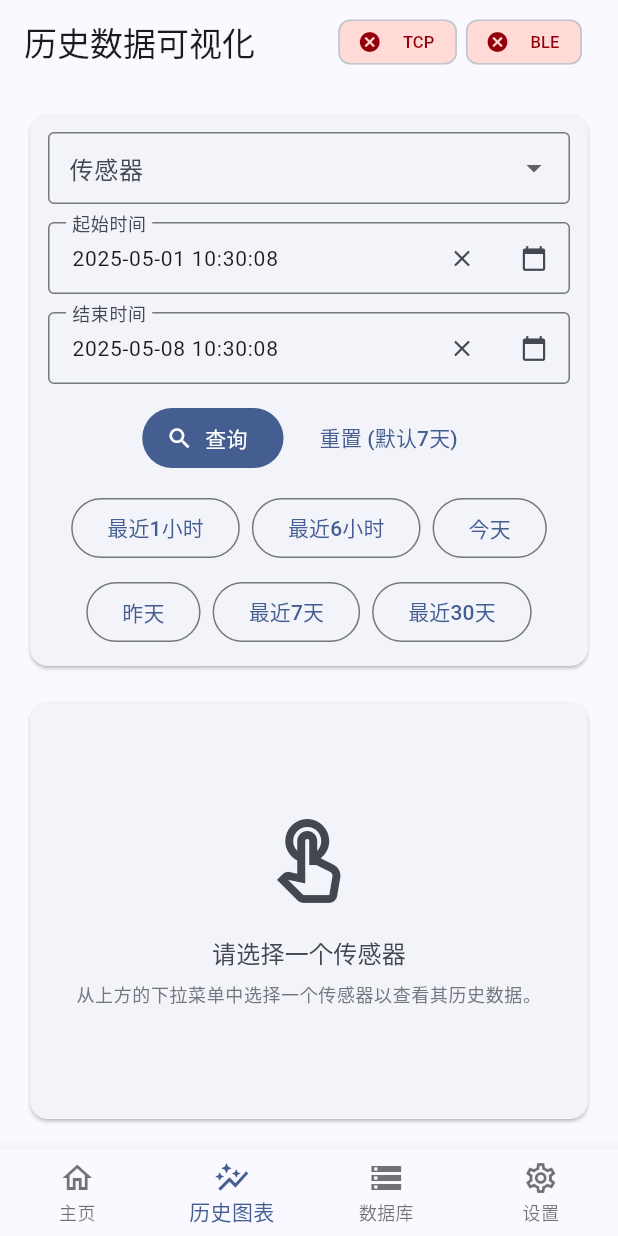
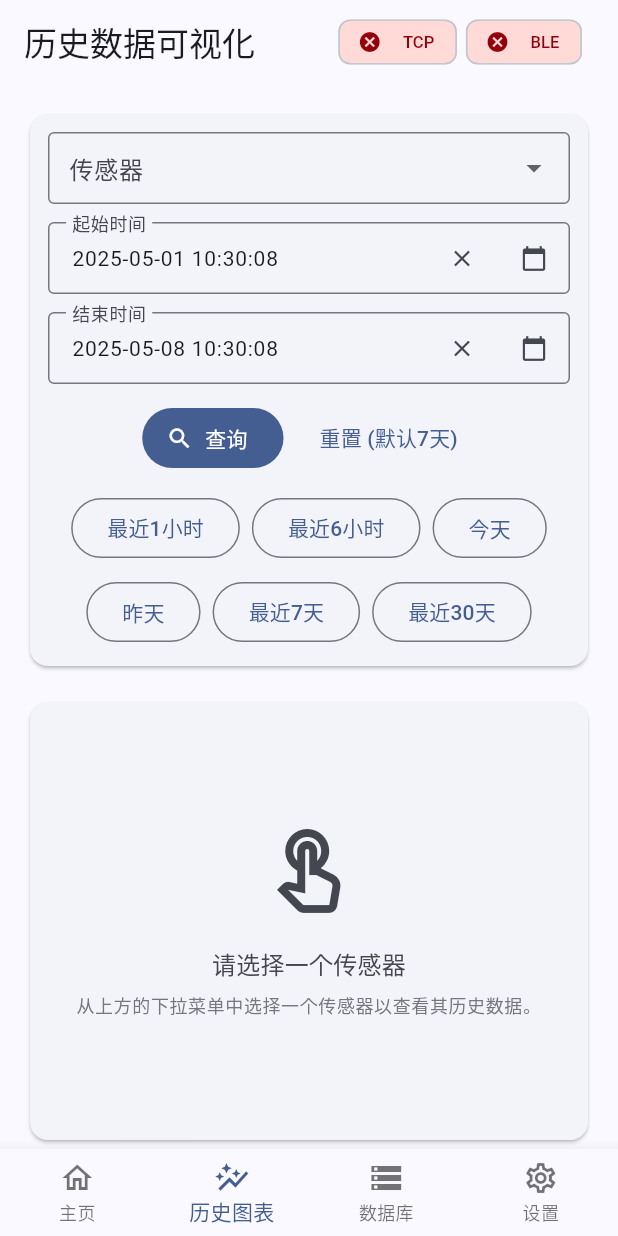
Before and after one commit to Tinnci/upper_flutter, a Flutter app: the screen it shows after launch, item 2 of the bottom bar chosen, on a phone screen of 412 x 824 dp. Run offline on Flutter 3.47's test engine with Material 3 defaults, Android fonts, the phone set to English and light mode, and no system bars; drawn by our look-alikes of dynamic_color; our stand-ins replace fl_chart, permission_handler, shared_preferences, sqflite, sqflite_common_ffi; missing offline and left inert: network_info_plus, universal_ble; accounts and stored records are empty.

Commit message:
优化历史数据可视化界面，使用 SizedBox 限制图表高度，增加了对图表容器的滚动支持，提升了用户体验和界面适配性。

```diff
--- a/lib/screens/history_visualization_screen.dart
+++ b/lib/screens/history_visualization_screen.dart
@@ -392,14 +392,20 @@ class _HistoryVisualizationScreenState
                                   : '历史数据图表';
     final sensorColor = _getSensorColor(context, _selectedSensorIdentifier);
 
-    return Padding(
+    // Define a height for the chart container area
+    const double chartContainerHeight = 300.0;
+
+    return SingleChildScrollView( // Wrap with SingleChildScrollView
+      child: Padding(
         padding: const EdgeInsets.all(16.0),
         child: Column(
           crossAxisAlignment: CrossAxisAlignment.stretch,
           children: [
             _buildFilterSection(context),
             const SizedBox(height: 16),
-          Expanded(
+            // Removed Expanded, using SizedBox to constrain height
+            SizedBox(
+              height: chartContainerHeight,
               child: Card(
                 elevation: 1,
                 shape: RoundedRectangleBorder(borderRadius: BorderRadius.circular(12.0)),
@@ -409,15 +415,15 @@ class _HistoryVisualizationScreenState
                       ? const Center(child: CircularProgressIndicator())
                       : _errorMessage != null
                           ? _buildErrorState(context, _errorMessage!)
-                        : (_selectedSensorIdentifier == null) // 简化判断: 如果内部选择的传感器为空
+                          : (_selectedSensorIdentifier == null)
                               ? _buildMessageState(context, '请选择一个传感器', Icons.touch_app_outlined, details: '从上方的下拉菜单中选择一个传感器以查看其历史数据。')
                               : _historicalData.isEmpty
                                   ? _buildMessageState(context, '无历史数据', Icons.sentiment_dissatisfied_outlined, details: '选定的传感器在指定的时间范围内没有数据记录。\n请尝试更改日期范围或选择其他传感器。')
                                   : (_minX == null || _maxX == null)
                                       ? _buildMessageState(context, '无法确定图表范围', Icons.error_outline, details: '数据有效，但无法确定有效的图表显示范围。请尝试调整时间。')
-                                    : SingleChartCard( // 传递分段数据
+                                      : SingleChartCard(
                                           title: chartDisplayTitle,
-                                        segmentedSpots: segmentedSpots, // 修改参数名和类型
+                                          segmentedSpots: segmentedSpots,
                                           color: sensorColor,
                                           minX: _minX!,
                                           maxX: _maxX!,
@@ -428,16 +434,16 @@ class _HistoryVisualizationScreenState
 
                                             final xSpanDays = xSpanMillis / (1000 * 60 * 60 * 24);
 
-                                          if (xSpanDays <= 0.000694) {
+                                            if (xSpanDays <= 0.000694) { // less than 1 minute
                                                return DateFormat('HH:mm:ss').format(timestamp);
-                                          } else if (xSpanDays <= 0.2) {
+                                            } else if (xSpanDays <= 0.2) { // less than ~5 hours
                                               return DateFormat('HH:mm').format(timestamp);
-                                          } else if (xSpanDays <= 2) {
+                                            } else if (xSpanDays <= 2) { // less than 2 days
                                               return DateFormat('dd HH:mm').format(timestamp);
-                                          } else if (xSpanDays <= 30) {
+                                            } else if (xSpanDays <= 30) { // less than 30 days
                                                return DateFormat('MM-dd HH:mm').format(timestamp);
                                             }
-                                          else {
+                                            else { // more than 30 days
                                               return DateFormat('yy-MM-dd').format(timestamp);
                                             }
                                           },
@@ -446,6 +452,7 @@ class _HistoryVisualizationScreenState
               ),
             ),
           ],
+        ),
       ),
     );
   }
```
Lines whose indentation alone changed are shown as unchanged.
